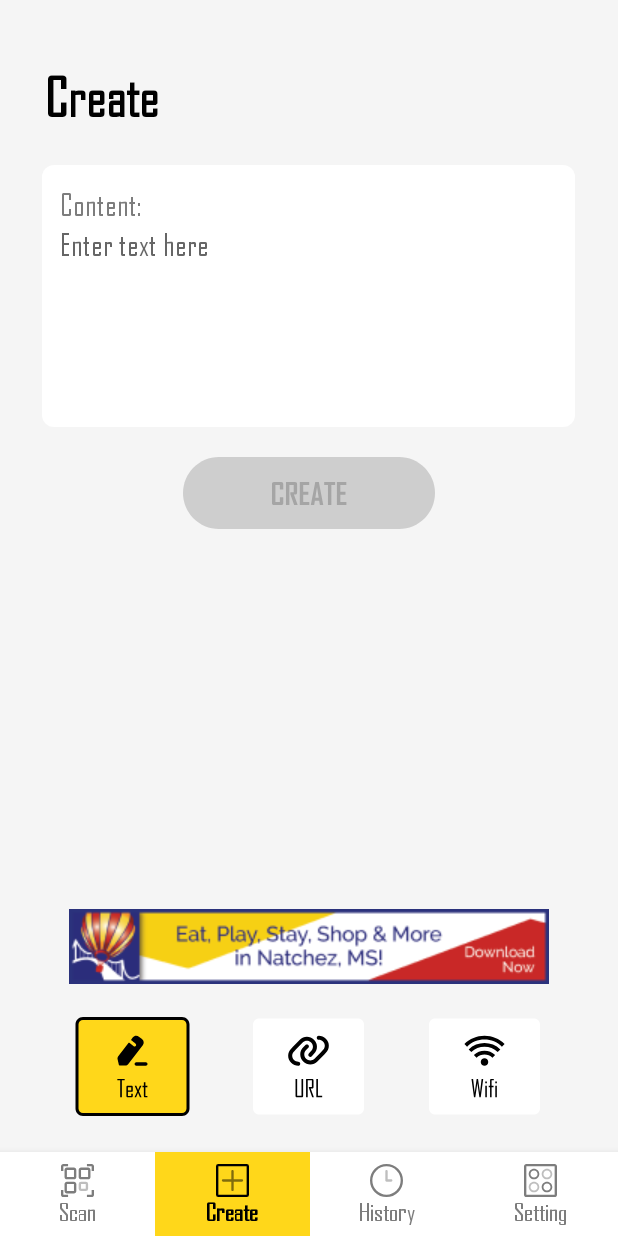
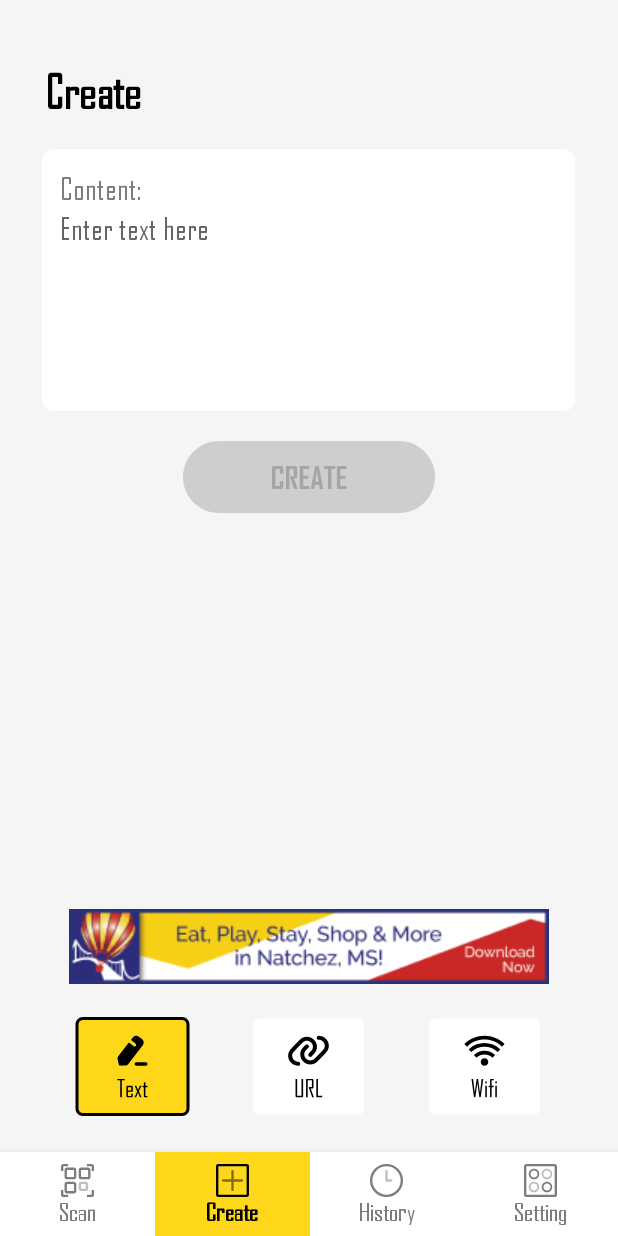
Before and after one commit to WinterPearl2k2/ScanQRLite, an Android app: the screen it shows after launch (MainActivity), item 2 of the bottom bar chosen, on a phone screen of 412 x 824 dp. Run offline under Robolectric (Android 15) with nearby library versions, the phone set to English and light mode, and no system bars; libraries missing offline, so code that uses them is left out: androidx.camera.core, androidx.camera.lifecycle, androidx.camera.view, com.google.mlkit.vision, com.willy.ratingbar; 9 statements that could not run were skipped.

```diff
--- a/app/src/main/res/layout/fragment_create.xml
+++ b/app/src/main/res/layout/fragment_create.xml
@@ -5,11 +5,27 @@
     android:layout_height="match_parent"
     android:background="@color/background_fragment"
     tools:context=".create.Create">
+
     <RelativeLayout
         android:id="@+id/layout_btn_create"
         android:layout_width="match_parent"
         android:layout_height="wrap_content"
         android:layout_alignParentBottom="true">
+
+        <!-- TODO: Update blank fragment layout -->
+        <TextView
+            android:id="@+id/title_create"
+            android:layout_width="match_parent"
+            android:layout_height="wrap_content"
+            android:paddingLeft="30dp"
+            android:paddingRight="20dp"
+            android:paddingTop="40dp"
+            android:paddingBottom="10dp"
+            android:fontFamily="@font/agencyb"
+            android:text="Create"
+            android:textColor="@color/black"
+            android:textSize="30sp"
+            android:textStyle="bold" />
 
         <ImageView
             android:id="@+id/img_ads_3"
@@ -18,7 +34,7 @@
             android:layout_above="@+id/container_btn_create"
             android:layout_centerHorizontal="true"
             android:layout_marginBottom="20dp"
-            android:src="@drawable/img_ads_test"/>
+            android:src="@drawable/img_ads_test" />
 
         <RadioGroup
             android:id="@+id/container_btn_create"
@@ -64,8 +80,8 @@
             android:layout_width="match_parent"
             android:layout_height="match_parent"
             android:layout_above="@id/img_ads_3"
+            android:layout_below="@+id/title_create"
             android:layout_marginBottom="10dp" />
-
     </RelativeLayout>
 
 </RelativeLayout>
--- a/app/src/main/res/layout/fragment_create_text.xml
+++ b/app/src/main/res/layout/fragment_create_text.xml
@@ -1,29 +1,21 @@
 <?xml version="1.0" encoding="utf-8"?>
-<RelativeLayout xmlns:android="http://schemas.android.com/apk/res/android"
-    xmlns:tools="http://schemas.android.com/tools"
+<ScrollView
     android:layout_width="match_parent"
     android:layout_height="match_parent"
+    xmlns:android="http://schemas.android.com/apk/res/android"
+    xmlns:tools="http://schemas.android.com/tools"
     android:background="@color/background_fragment"
     tools:context=".create.create_item.Create_Text">
-
-    <!-- TODO: Update blank fragment layout -->
-    <TextView
-        android:layout_width="wrap_content"
-        android:layout_height="wrap_content"
-        android:layout_marginLeft="30dp"
-        android:layout_marginTop="40dp"
-        android:fontFamily="@font/agencyb"
-        android:text="Create"
-        android:textColor="@color/black"
-        android:textSize="35sp"
-        android:textStyle="bold" />
+    <RelativeLayout
+        android:layout_width="match_parent"
+        android:layout_height="match_parent">
 
         <LinearLayout
             android:id="@+id/layout_input"
             android:layout_width="355dp"
             android:layout_height="wrap_content"
             android:layout_marginStart="28dp"
-        android:layout_marginTop="110dp"
+            android:layout_marginTop="10dp"
             android:layout_marginEnd="28dp"
             android:background="@drawable/background_button_edit_text_while"
             android:orientation="vertical">
@@ -62,5 +54,7 @@
             android:layout_centerHorizontal="true"
             android:layout_marginTop="20dp"
             android:background="@null"
-        android:src="@drawable/ic_button" />
+            android:src="@drawable/ic_button"
+            android:layout_marginBottom="10dp" />
     </RelativeLayout>
+</ScrollView>
```
Also changed, not shown: app/src/main/java/com/example/scanqrlite/scan/ResultScan.java (+58 -34 lines), app/src/main/res/layout/fragment_create_url.xml (+9 -15 lines), app/src/main/res/layout/fragment_create_wifi.xml (+9 -14 lines). Lines whose indentation alone changed are shown as unchanged.
